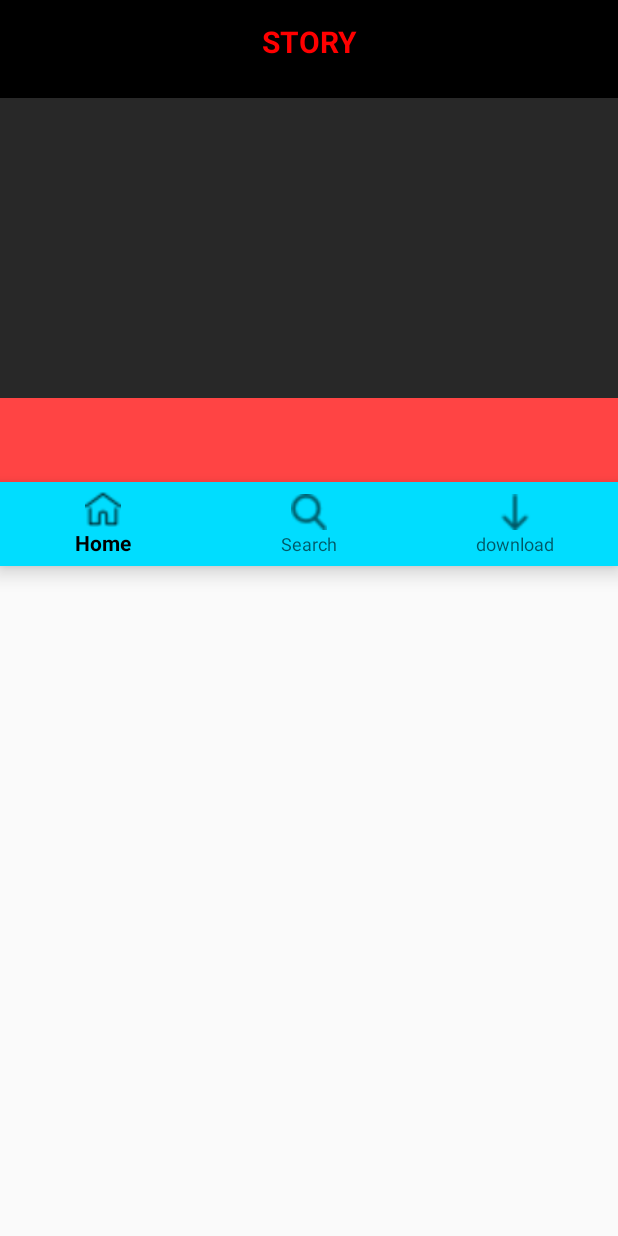
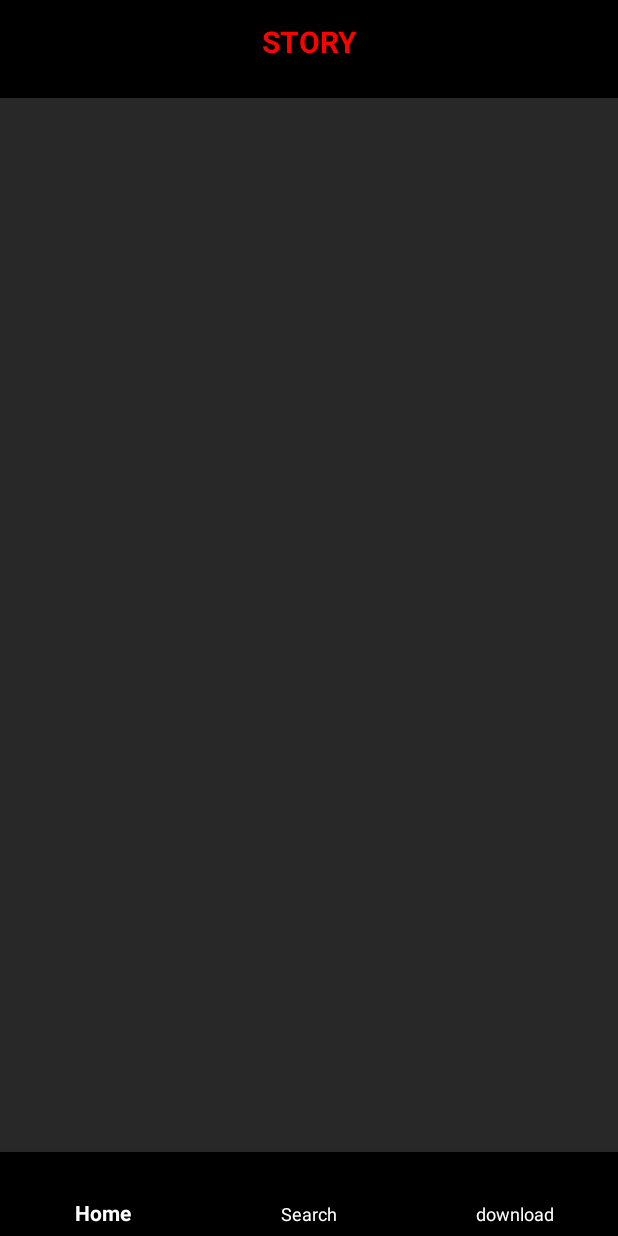
Before and after one commit to mohini14/Story, an Android app: the screen it shows after launch (MainActivity), on a phone screen of 412 x 824 dp. Run offline under Robolectric (Android 15) with nearby library versions, the phone set to English and light mode, and no system bars; our stand-ins replace ButterKnife, Picasso; libraries missing offline, so code that uses them is left out: android.support.design, io.bloco.faker; pictures from the network do not load; 4 statements that could not run were skipped.

Commit message:
bottom navigation bar on home screen

```diff
--- a/app/src/main/res/layout/activity_main.xml
+++ b/app/src/main/res/layout/activity_main.xml
@@ -1,5 +1,5 @@
 <?xml version="1.0" encoding="utf-8"?>
-<LinearLayout xmlns:android="http://schemas.android.com/apk/res/android"
+<android.support.constraint.ConstraintLayout xmlns:android="http://schemas.android.com/apk/res/android"
     xmlns:app="http://schemas.android.com/apk/res-auto"
     xmlns:tools="http://schemas.android.com/tools"
     android:layout_width="match_parent"
@@ -7,14 +7,26 @@
     android:orientation="vertical"
     tools:context=".MainActivity">
 
-    <include layout="@layout/custom_toolbar" />
+    <include
+        android:id="@+id/include"
+        layout="@layout/custom_toolbar"
+        android:layout_width="match_parent"
+        android:layout_height="65dp"
+        app:layout_constraintEnd_toEndOf="parent"
+        app:layout_constraintStart_toStartOf="parent"
+        app:layout_constraintTop_toTopOf="parent" />
 
     <FrameLayout
         android:id="@+id/container"
+        android:layout_height="0dp"
         android:layout_width="match_parent"
+        android:layout_marginBottom="0dp"
         android:background="@color/colorPrimaryDark"
-        android:layout_height="200dp"
-        app:layout_behavior="@string/appbar_scrolling_view_behavior">
+        app:layout_behavior="@string/appbar_scrolling_view_behavior"
+        app:layout_constraintBottom_toTopOf="@+id/linearLayout"
+        app:layout_constraintEnd_toEndOf="parent"
+        app:layout_constraintStart_toStartOf="parent"
+        app:layout_constraintTop_toBottomOf="@+id/include">
 
         <android.support.v7.widget.RecyclerView
             android:id="@+id/parent_recycler_view"
@@ -23,21 +35,19 @@
             android:layout_marginEnd="5dp"
             android:layout_marginStart="10dp"
             android:layout_marginTop="5dp"
-        android:orientation="vertical"/>
+            android:orientation="vertical" />
     </FrameLayout>
-    <LinearLayout
+
+    <android.support.design.widget.BottomNavigationView
+        android:id="@+id/linearLayout"
         android:layout_width="match_parent"
         android:layout_height="56dp"
-        android:background="@android:color/holo_red_light"
-        >
-
-    </LinearLayout>
-
-    <android.support.design.widget.BottomNavigationView
-        android:id="@+id/navigation"
-        android:layout_width="match_parent"
-        android:layout_height="56dp"
-        android:layout_gravity="start"
-        android:background="@android:color/holo_blue_bright"
-        app:menu="@menu/bottom_navigation_item" />
-</LinearLayout>
+        android:background="@color/colorPrimary"
+        app:itemTextColor="@android:color/white"
+        android:backgroundTint="@color/colorPrimary"
+        app:layout_constraintBottom_toBottomOf="parent"
+        app:layout_constraintEnd_toEndOf="parent"
+        app:layout_constraintStart_toStartOf="parent"
+        app:menu="@menu/bottom_navigation_item"
+        />
+</android.support.constraint.ConstraintLayout>
--- a/app/src/main/res/layout/bottom_navigation_view.xml
+++ /dev/null
@@ -1,15 +0,0 @@
-<?xml version="1.0" encoding="utf-8"?>
-<RelativeLayout xmlns:android="http://schemas.android.com/apk/res/android"
-    xmlns:app="http://schemas.android.com/apk/res-auto"
-    android:layout_width="match_parent"
-    android:background="@android:color/holo_blue_bright"
-    android:layout_height="56dp">
-
-    <android.support.design.widget.BottomNavigationView
-        android:id="@+id/navigation"
-        android:layout_width="match_parent"
-        android:layout_height="match_parent"
-        android:layout_gravity="start"
-
-        app:menu="@menu/bottom_navigation_item" />
-</RelativeLayout>
--- a/app/src/main/res/values/colors.xml
+++ b/app/src/main/res/values/colors.xml
@@ -3,4 +3,5 @@
     <color name="colorPrimary">#000000</color>
     <color name="colorPrimaryDark">#282828</color>
     <color name="colorAccent">#d3d3d3</color>
+    <color name="transparentColor">#00FFFFFF</color>
 </resources>
```
Also changed, not shown: app/src/main/res/drawable/home.png. Lines whose indentation alone changed are shown as unchanged.
